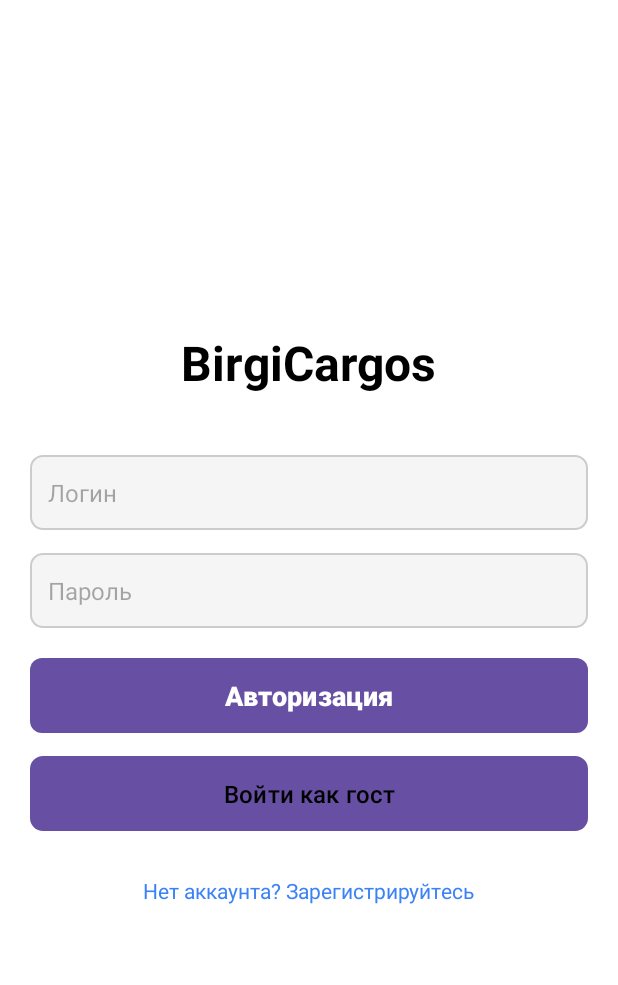
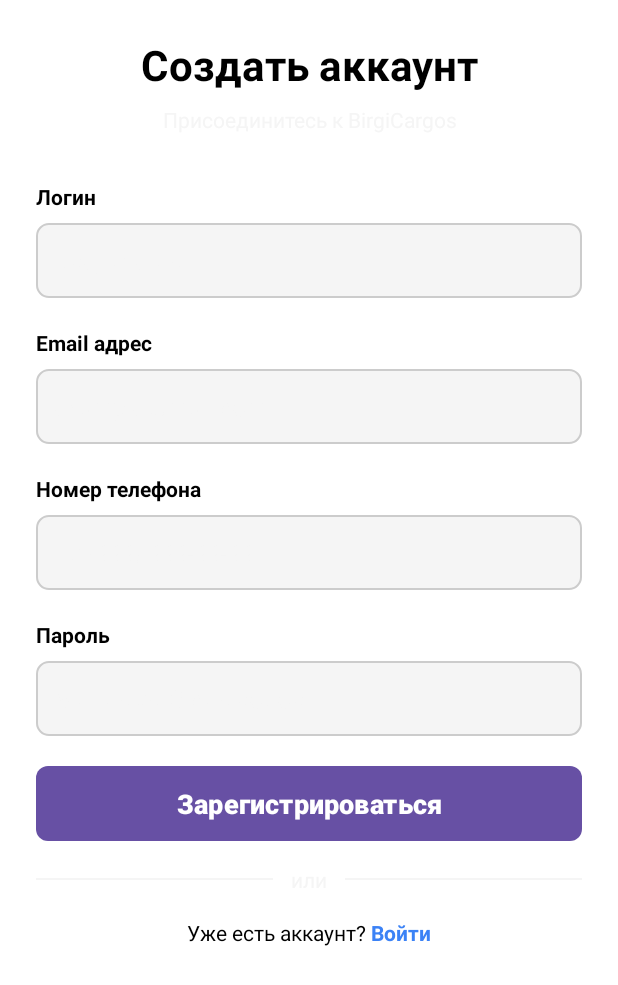
Before and after one commit to lagisx/MobileCargoApp, an Android app: the screen it shows after launch (MainActivity before the commit, RegisterActivity after it), after a tap on "Нет аккаунта? Зарегистрируйтесь", on a phone screen of 412 x 824 dp. Shown: the top 985 px of the screen. Run offline under Robolectric (Android 15) with nearby library versions, the phone set to English and light mode, and no system bars.

Commit message:
Панель регистрации

```diff
--- a/app/src/main/java/com/example/birgicargoappmobile/MainActivity.java
+++ b/app/src/main/java/com/example/birgicargoappmobile/activity/MainActivity.java
@@ -1,4 +1,4 @@
-package com.example.birgicargoappmobile;
+package com.example.birgicargoappmobile.activity;
 
 import android.content.Intent;
 import android.os.Bundle;
@@ -9,8 +9,9 @@ import android.widget.Toast;
 
 import androidx.appcompat.app.AppCompatActivity;
 
+import com.example.birgicargoappmobile.R;
+
 public class MainActivity extends AppCompatActivity {
-
     private EditText loginInput;
     private EditText passwordInput;
     private Button loginButton;
@@ -22,20 +23,14 @@ public class MainActivity extends AppCompatActivity {
         super.onCreate(savedInstanceState);
         setContentView(R.layout.activity_main);
 
-        // Инициализация элементов UI
         loginInput = findViewById(R.id.login_input);
         passwordInput = findViewById(R.id.password_input);
         loginButton = findViewById(R.id.login_button);
         guestButton = findViewById(R.id.guest_button);
         registerLink = findViewById(R.id.register_link);
 
-        // Обработчик кнопки авторизации
         loginButton.setOnClickListener(v -> handleLogin());
-
-        // Обработчик кнопки входа как гост
         guestButton.setOnClickListener(v -> handleGuestLogin());
-
-        // Обработчик ссылки регистрации
         registerLink.setOnClickListener(v -> goToRegister());
     }
 
@@ -43,7 +38,6 @@ public class MainActivity extends AppCompatActivity {
         String login = loginInput.getText().toString().trim();
         String password = passwordInput.getText().toString().trim();
 
-        // Валидация
         if (login.isEmpty() || password.isEmpty()) {
             Toast.makeText(this, "Заполните все поля!", Toast.LENGTH_SHORT).show();
             return;
@@ -59,10 +53,11 @@ public class MainActivity extends AppCompatActivity {
             return;
         }
 
-        // TODO: Проверить учётные данные в БД
-        // Для теста пока просто переходим на панель пользователя
         Toast.makeText(this, "Авторизация: " + login, Toast.LENGTH_SHORT).show();
 
+
+        System.out.println(login);
+        System.out.println(password);
         // Intent intent = new Intent(MainActivity.this, UserPanelActivity.class);
         // intent.putExtra("username", login);
         // startActivity(intent);
@@ -75,8 +70,7 @@ public class MainActivity extends AppCompatActivity {
     }
 
     private void goToRegister() {
-        // Intent intent = new Intent(MainActivity.this, RegisterActivity.class);
-        // startActivity(intent);
-        Toast.makeText(this, "Переход на регистрацию", Toast.LENGTH_SHORT).show();
+        Intent intent = new Intent(MainActivity.this, RegisterActivity.class);
+        startActivity(intent);
     }
 }
--- /dev/null
+++ b/app/src/main/java/com/example/birgicargoappmobile/activity/RegisterActivity.java
@@ -0,0 +1,75 @@
+package com.example.birgicargoappmobile.activity;
+
+import android.content.Intent;
+import android.os.Bundle;
+import android.widget.Button;
+import android.widget.EditText;
+import android.widget.TextView;
+import android.widget.Toast;
+
+import androidx.appcompat.app.AppCompatActivity;
+
+import com.example.birgicargoappmobile.R;
+
+public class RegisterActivity extends AppCompatActivity {
+
+    private EditText fullNameInput;
+    private EditText emailInput;
+    private EditText phoneInput;
+    private EditText passwordInput;
+    private Button registerButton;
+    private TextView loginLink;
+
+    @Override
+    protected void onCreate(Bundle savedInstanceState) {
+        super.onCreate(savedInstanceState);
+        setContentView(R.layout.register_activity);
+
+        fullNameInput = findViewById(R.id.full_name_input);
+        emailInput = findViewById(R.id.email_input);
+        phoneInput = findViewById(R.id.phone_input);
+        passwordInput = findViewById(R.id.password_input);
+        registerButton = findViewById(R.id.register_button);
+        loginLink = findViewById(R.id.login_link);
+
+        registerButton.setOnClickListener(v -> handleRegister());
+        loginLink.setOnClickListener(v -> goToLogin());
+    }
+
+    private void handleRegister() {
+        String name = fullNameInput.getText().toString().trim();
+        String email = emailInput.getText().toString().trim();
+        String phone = phoneInput.getText().toString().trim();
+        String pass = passwordInput.getText().toString().trim();
+
+        if (name.isEmpty()) {
+            Toast.makeText(this, "Введите логин", Toast.LENGTH_SHORT).show();
+            return;
+        }
+
+        if (email.isEmpty() || !email.contains("@")) {
+            Toast.makeText(this, "Введите корректный Email", Toast.LENGTH_SHORT).show();
+            return;
+        }
+
+        if (phone.isEmpty() || phone.length() < 10) {
+            Toast.makeText(this, "Введите корректный номер", Toast.LENGTH_SHORT).show();
+            return;
+        }
+
+        if (pass.length() < 8) {
+            Toast.makeText(this, "Пароль должен быть не менее 8 символов", Toast.LENGTH_SHORT).show();
+            return;
+        }
+
+        Toast.makeText(this, "Аккаунт создан!", Toast.LENGTH_LONG).show();
+
+        startActivity(new Intent(RegisterActivity.this, MainActivity.class));
+        finish();
+    }
+
+    private void goToLogin() {
+        startActivity(new Intent(RegisterActivity.this, MainActivity.class));
+        finish();
+    }
+}
--- a/app/src/main/res/layout/activity_main.xml
+++ b/app/src/main/res/layout/activity_main.xml
@@ -27,7 +27,9 @@
         android:inputType="text"
         android:background="@drawable/edit_text_bg"
         android:layout_marginBottom="15dp"
-        android:textSize="16sp" />
+        android:textSize="16sp"
+        android:textColor="@color/black"
+        android:textColorHint="@color/gray" />
 
     <!-- Пароль -->
     <EditText
@@ -39,7 +41,9 @@
         android:inputType="textPassword"
         android:background="@drawable/edit_text_bg"
         android:layout_marginBottom="20dp"
-        android:textSize="16sp" />
+        android:textSize="16sp"
+        android:textColor="@color/black"
+        android:textColorHint="@color/gray" />
 
     <!-- Кнопка авторизации -->
     <Button
@@ -72,6 +76,7 @@
         android:text="Нет аккаунта? Зарегистрируйтесь"
         android:textSize="14sp"
         android:textColor="@color/blue"
-        android:textDecoration="underline" />
+        android:clickable="true"
+        android:focusable="true" />
 
 </LinearLayout>
--- /dev/null
+++ b/app/src/main/res/layout/register_activity.xml
@@ -0,0 +1,199 @@
+<?xml version="1.0" encoding="utf-8"?>
+<ScrollView xmlns:android="http://schemas.android.com/apk/res/android"
+    android:layout_width="match_parent"
+    android:layout_height="match_parent"
+    android:background="@color/white">
+
+    <LinearLayout
+        android:layout_width="match_parent"
+        android:layout_height="wrap_content"
+        android:orientation="vertical"
+        android:padding="24dp">
+
+        <!-- Заголовок страницы -->
+        <TextView
+            android:layout_width="match_parent"
+            android:layout_height="wrap_content"
+            android:text="Создать аккаунт"
+            android:textSize="28sp"
+            android:textStyle="bold"
+            android:textColor="@color/black"
+            android:layout_marginBottom="8dp"
+            android:gravity="center" />
+
+        <!-- Подзаголовок -->
+        <TextView
+            android:layout_width="match_parent"
+            android:layout_height="wrap_content"
+            android:text="Присоединитесь к BirgiCargos"
+            android:textSize="14sp"
+            android:textColor="@color/gray"
+            android:layout_marginBottom="32dp"
+            android:gravity="center" />
+
+        <!-- Полное имя -->
+        <TextView
+            android:layout_width="wrap_content"
+            android:layout_height="wrap_content"
+            android:layout_marginBottom="8dp"
+            android:text="Логин"
+            android:textColor="@color/black"
+            android:textSize="14sp"
+            android:textStyle="bold" />
+
+        <EditText
+            android:id="@+id/full_name_input"
+            android:layout_width="match_parent"
+            android:layout_height="50dp"
+            android:hint="Введите имя"
+            android:padding="12dp"
+            android:inputType="text"
+            android:background="@drawable/edit_text_bg"
+            android:layout_marginBottom="20dp"
+            android:textSize="16sp"
+            android:textColor="@color/black"
+            android:textColorHint="@color/gray" />
+
+        <!-- Email -->
+        <TextView
+            android:layout_width="wrap_content"
+            android:layout_height="wrap_content"
+            android:text="Email адрес"
+            android:textSize="14sp"
+            android:textStyle="bold"
+            android:textColor="@color/black"
+            android:layout_marginBottom="8dp" />
+
+        <EditText
+            android:id="@+id/email_input"
+            android:layout_width="match_parent"
+            android:layout_height="50dp"
+            android:hint="example@mail.com"
+            android:padding="12dp"
+            android:inputType="textEmailAddress"
+            android:background="@drawable/edit_text_bg"
+            android:layout_marginBottom="20dp"
+            android:textSize="16sp"
+            android:textColor="@color/black"
+            android:textColorHint="@color/gray" />
+
+        <!-- Телефон -->
+        <TextView
+            android:layout_width="wrap_content"
+            android:layout_height="wrap_content"
+            android:text="Номер телефона"
+            android:textSize="14sp"
+            android:textStyle="bold"
+            android:textColor="@color/black"
+            android:layout_marginBottom="8dp" />
+
+        <EditText
+            android:id="@+id/phone_input"
+            android:layout_width="match_parent"
+            android:layout_height="50dp"
+            android:hint="+7 (999) 999-99-99"
+            android:padding="12dp"
+            android:inputType="phone"
+            android:background="@drawable/edit_text_bg"
+            android:layout_marginBottom="20dp"
+            android:textSize="16sp"
+            android:textColor="@color/black"
+            android:textColorHint="@color/gray" />
+
+        <!-- Пароль -->
+        <TextView
+            android:layout_width="wrap_content"
+            android:layout_height="wrap_content"
+            android:text="Пароль"
+            android:textSize="14sp"
+            android:textStyle="bold"
+            android:textColor="@color/black"
+            android:layout_marginBottom="8dp" />
+
+        <EditText
+            android:id="@+id/password_input"
+            android:layout_width="match_parent"
+            android:layout_height="50dp"
+            android:hint="Минимум 8 символов"
+            android:padding="12dp"
+            android:inputType="textPassword"
+            android:background="@drawable/edit_text_bg"
+            android:layout_marginBottom="20dp"
+            android:textSize="16sp"
+            android:textColor="@color/black"
+            android:textColorHint="@color/gray" />
+
+        <!-- Кнопка регистрации -->
+        <Button
+            android:id="@+id/register_button"
+            android:layout_width="match_parent"
+            android:layout_height="50dp"
+            android:text="Зарегистрироваться"
+            android:textSize="18sp"
+            android:textStyle="bold"
+            android:background="@drawable/button_bg"
+            android:textColor="@color/white"
+            android:layout_marginBottom="16dp" />
+
+        <!-- Разделитель -->
+        <LinearLayout
+            android:layout_width="match_parent"
+            android:layout_height="wrap_content"
+            android:orientation="horizontal"
+            android:gravity="center"
+            android:layout_marginBottom="16dp">
+
+            <View
+                android:layout_width="0dp"
+                android:layout_height="1dp"
+                android:layout_weight="1"
+                android:background="@color/gray" />
+
+            <TextView
+                android:layout_width="wrap_content"
+                android:layout_height="wrap_content"
+                android:text="или"
+                android:textSize="14sp"
+                android:textColor="@color/gray"
+                android:layout_marginStart="12dp"
+                android:layout_marginEnd="12dp" />
+
+            <View
+                android:layout_width="0dp"
+                android:layout_height="1dp"
+                android:layout_weight="1"
+                android:background="@color/gray" />
+
+        </LinearLayout>
+
+        <!-- Вход существующего пользователя -->
+        <LinearLayout
+            android:layout_width="match_parent"
+            android:layout_height="wrap_content"
+            android:orientation="horizontal"
+            android:gravity="center"
+            android:layout_marginBottom="24dp">
+
+            <TextView
+                android:layout_width="wrap_content"
+                android:layout_height="wrap_content"
+                android:text="Уже есть аккаунт? "
+                android:textSize="14sp"
+                android:textColor="@color/black" />
+
+            <TextView
+                android:id="@+id/login_link"
+                android:layout_width="wrap_content"
+                android:layout_height="wrap_content"
+                android:text="Войти"
+                android:textSize="14sp"
+                android:textStyle="bold"
+                android:textColor="@color/blue"
+                android:clickable="true"
+                android:focusable="true" />
+
+        </LinearLayout>
+
+    </LinearLayout>
+
+</ScrollView>
--- /dev/null
+++ b/app/src/main/res/layout/user_activity.xml
@@ -0,0 +1,6 @@
+<?xml version="1.0" encoding="utf-8"?>
+<androidx.constraintlayout.widget.ConstraintLayout xmlns:android="http://schemas.android.com/apk/res/android"
+    android:layout_width="match_parent"
+    android:layout_height="match_parent">
+
+</androidx.constraintlayout.widget.ConstraintLayout>
```
Also changed, not shown: app/src/main/AndroidManifest.xml (+6 -3 lines).
